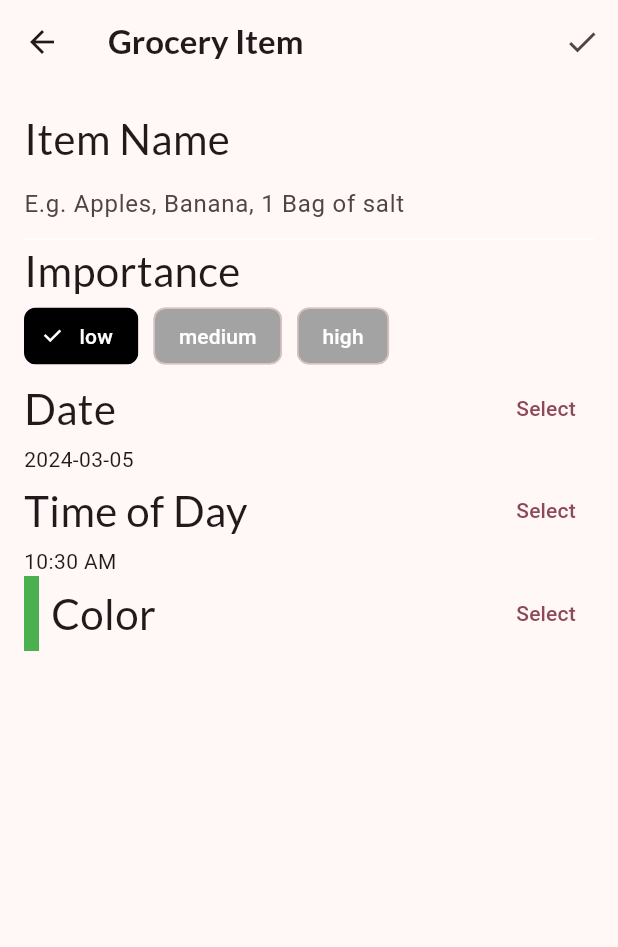
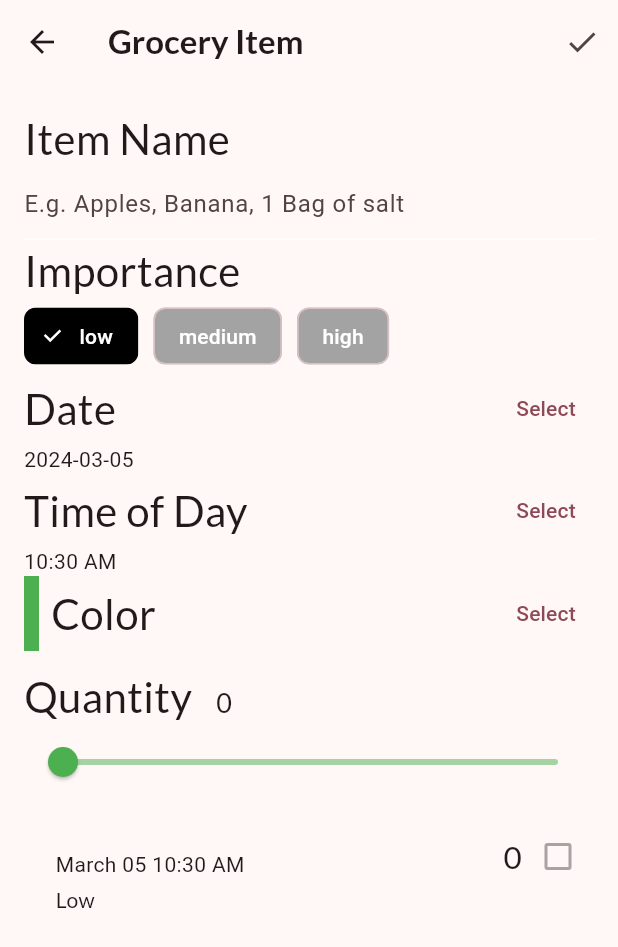
Before and after one commit to addisumotora/flutter-apps, a Flutter app: the GroceryItemScreen screen opened directly with empty values, after a tap on the "check" icon, on a phone screen of 412 x 824 dp. Shown: the top 947 px of the screen. Run offline on Flutter 3.47's test engine with Material 3 defaults, Android fonts, the phone set to English and light mode, and no system bars; our stand-ins replace google_fonts.

Commit message:
grocery list tile

```diff
--- /dev/null
+++ b/fooderlich/lib/components/grocery_tile.dart
@@ -0,0 +1,99 @@
+import 'package:flutter/material.dart';
+import 'package:fooderlich/models/models.dart';
+import 'package:google_fonts/google_fonts.dart';
+import 'package:intl/intl.dart';
+
+class GroceryTile extends StatelessWidget {
+  final GroceryItem item;
+  final Function(bool?)? onComplete;
+  final TextDecoration textDecoration;
+
+  GroceryTile({
+    Key? key,
+    required this.item,
+    this.onComplete,
+  })  : textDecoration =
+            item.isComplete ? TextDecoration.lineThrough : TextDecoration.none,
+        super(key: key);
+
+  @override
+  Widget build(BuildContext context) {
+    return Container(
+        child: Row(
+          mainAxisAlignment: MainAxisAlignment.spaceBetween,
+          children: [
+            Row(
+              children: [
+                Container(width: 5.0, color: item.color),
+                const SizedBox(width: 16.0),
+                Column(
+                  mainAxisAlignment: MainAxisAlignment.center,
+                  crossAxisAlignment: CrossAxisAlignment.start,
+                  children: [
+                    Text(
+                      item.name,
+                      style: GoogleFonts.lato(
+                          decoration: textDecoration,
+                          fontSize: 21.0,
+                          fontWeight: FontWeight.bold),
+                    ),
+                    const SizedBox(height: 4.0),
+                    buildDate(),
+                    const SizedBox(height: 4.0),
+                    buildImportance()
+                  ],
+                ),
+              ],
+            ),
+            Row(
+              children: [
+                Text(
+                  item.quantity.toString(),
+                  style: GoogleFonts.lato(
+                      decoration: textDecoration, fontSize: 21.0),
+                ),
+                buildCheckbox(),
+              ],
+            ),
+          ],
+        )
+    );
+  }
+
+  Widget buildImportance() {
+    if (item.importance == Importance.low) {
+      return Text('Low', style: GoogleFonts.lato(decoration: textDecoration));
+    } else if (item.importance == Importance.medium) {
+      return Text('Medium',
+          style: GoogleFonts.lato(
+              fontWeight: FontWeight.w800, decoration: textDecoration));
+    } else if (item.importance == Importance.high) {
+      return Text(
+        'High',
+        style: GoogleFonts.lato(
+          color: Colors.red,
+          fontWeight: FontWeight.w900,
+          decoration: textDecoration,
+        ),
+      );
+    } else {
+      throw Exception('This importance type does not exist');
+    }
+  }
+
+  Widget buildDate() {
+    final dateFormatter = DateFormat('MMMM dd h:mm a');
+    final dateString = dateFormatter.format(item.date);
+    return Text(
+      dateString,
+      style: TextStyle(decoration: textDecoration),
+    );
+  }
+
+  Widget buildCheckbox() {
+    return Checkbox(
+      value: item.isComplete,
+      onChanged: onComplete,
+    );
+  }
+}
--- a/fooderlich/lib/screens/grocery_item_screen.dart
+++ b/fooderlich/lib/screens/grocery_item_screen.dart
@@ -1,8 +1,10 @@
 import 'package:flex_color_picker/flex_color_picker.dart';
 import 'package:flutter/material.dart';
+import 'package:fooderlich/components/grocery_tile.dart';
 import 'package:fooderlich/models/grocery_item.dart';
 import 'package:google_fonts/google_fonts.dart';
 import 'package:intl/intl.dart';
+import 'package:uuid/uuid.dart';
 
 class GroceryItemScreen extends StatefulWidget {
   final Function(GroceryItem) onCreate;
@@ -36,7 +38,27 @@ class _GroceryItemScreenState extends State<GroceryItemScreen> {
         actions: [
           IconButton(
             icon: const Icon(Icons.check),
-            onPressed: () {},
+            onPressed: () {
+              final groceryItem = GroceryItem(
+                id: widget.originalItem?.id ?? const Uuid().v1(),
+                name: _nameController.text,
+                importance: _importance,
+                color: _currentColor,
+                quantity: _currentSliderValue,
+                date: DateTime(
+                  _dueDate.year,
+                  _dueDate.month,
+                  _dueDate.day,
+                  _timeOfDay.hour,
+                  _timeOfDay.minute,
+                ),
+              );
+              if (widget.isUpdating) {
+                widget.onUpdate(groceryItem);
+              } else {
+                widget.onCreate(groceryItem);
+              }
+            },
           )
         ],
         elevation: 0.0,
@@ -53,7 +75,25 @@ class _GroceryItemScreenState extends State<GroceryItemScreen> {
             buildImportanceField(),
             buildDateField(context),
             buildTimePicker(),
-            buildColorPicker(context)
+            buildColorPicker(context),
+            const SizedBox(height: 10.0),
+            buidQuantityField(),
+            GroceryTile(
+              item: GroceryItem(
+                id: 'previewMode',
+                name: _name,
+                importance: _importance,
+                color: _currentColor,
+                quantity: _currentSliderValue,
+                date: DateTime(
+                  _dueDate.year,
+                  _dueDate.month,
+                  _dueDate.day,
+                  _timeOfDay.hour,
+                  _timeOfDay.minute,
+                ),
+              ),
+            ),
           ],
         ),
       ),
@@ -281,4 +321,38 @@ class _GroceryItemScreenState extends State<GroceryItemScreen> {
       ],
     );
   }
+
+  Widget buidQuantityField() {
+    return Column(
+      crossAxisAlignment: CrossAxisAlignment.start,
+      children: [
+        Row(
+          crossAxisAlignment: CrossAxisAlignment.baseline,
+          textBaseline: TextBaseline.alphabetic,
+          children: [
+            Text("Quantity", style: GoogleFonts.lato(fontSize: 28.0)),
+            const SizedBox(width: 16.0),
+            Text(
+              _currentSliderValue.toInt().toString(),
+              style: GoogleFonts.lato(fontSize: 18.0),
+            )
+          ],
+        ),
+        Slider(
+          inactiveColor: _currentColor.withOpacity(0.5),
+          activeColor: _currentColor,
+          value: _currentSliderValue.toDouble(),
+          min: 0.0,
+          max: 100.0,
+          divisions: 100,
+          label: _currentSliderValue.toInt().toString(),
+          onChanged: (double value) {
+            setState(() {
+              _currentSliderValue = value.toInt();
+            });
+          },
+        )
+      ],
+    );
+  }
 }
```
